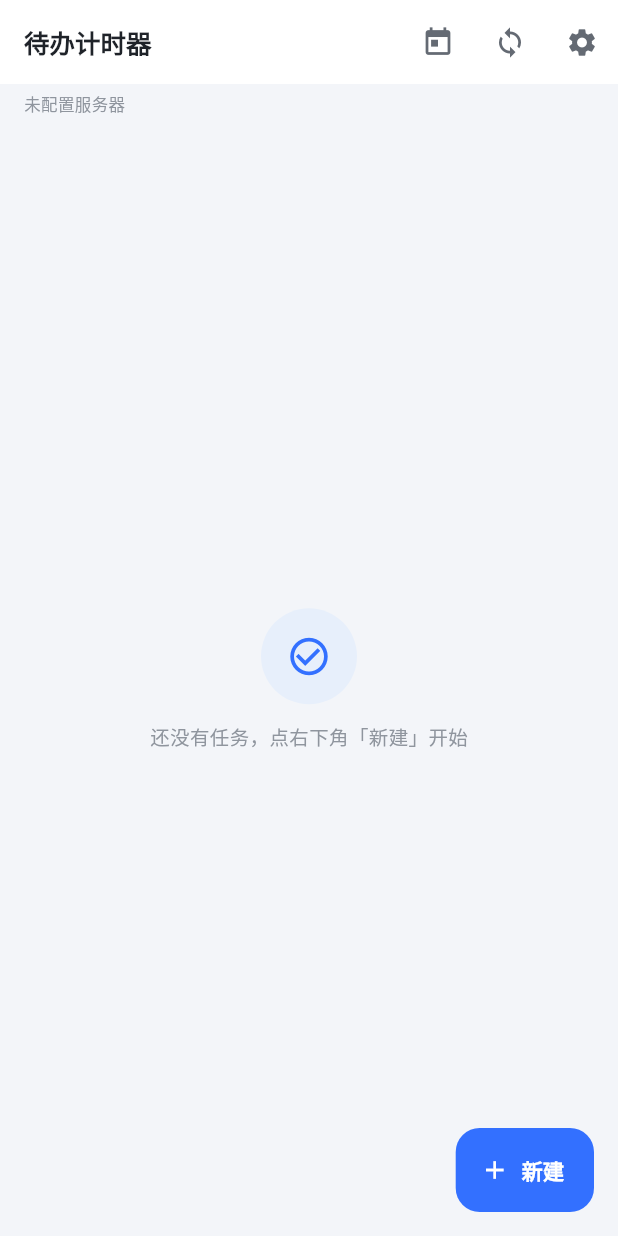
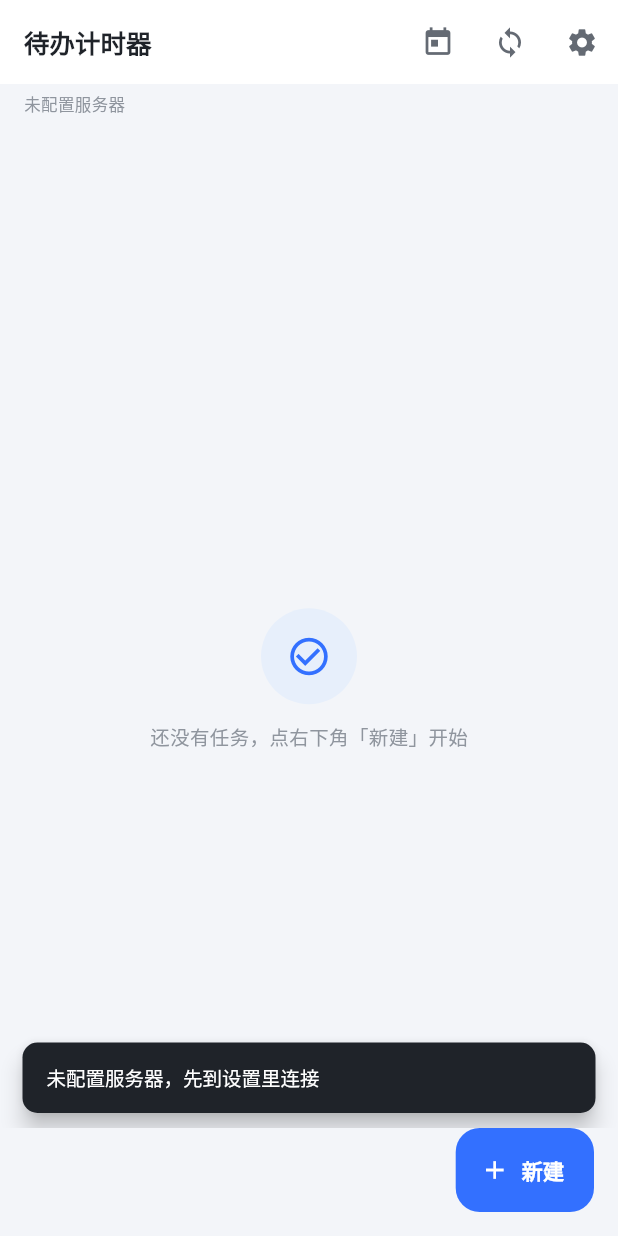
Before and after one commit to didiyal/schedule-tools, a Flutter app: the screen it shows after launch, after a tap on the "sync" icon, on a phone screen of 412 x 824 dp. Run offline on Flutter 3.47's test engine with Material 3 defaults, Android fonts, the phone set to English and light mode, and no system bars; our stand-ins replace flutter_local_notifications, open_filex, package_info_plus, shared_preferences.

Commit message:
feat(app): 刷新按钮加成功/失败反馈（成功/失败 SnackBar, 未配置时引导去设置连接）

```diff
--- a/app/lib/main.dart
+++ b/app/lib/main.dart
@@ -152,9 +152,15 @@ class _RootPageState extends State<RootPage> with WidgetsBindingObserver {
     }
   }
 
-  Future<void> _syncOnce() async {
+  Future<void> _syncOnce({bool tellUser = false}) async {
+    _log('syncOnce tapped api=${_api != null} engine=${_engine != null} _syncing=$_syncing');
     final api = _api, engine = _engine;
-    if (api == null || engine == null) return;
+    if (api == null || engine == null) {
+      if (tellUser && mounted)
+        ScaffoldMessenger.of(context)
+            .showSnackBar(const SnackBar(content: Text('未配置服务器，先到设置里连接')));
+      return;
+    }
     if (_syncing) return;   // WS 门铃与心跳并发去重（合并/落盘非重入安全）
     _syncing = true;
     try {
@@ -170,10 +176,19 @@ class _RootPageState extends State<RootPage> with WidgetsBindingObserver {
             : '已同步 ${TimeOfDay.now().format(context)}'
                 '${engine.hasPending || r.pushed > 0 ? '（上行 ${r.pushed} 条）' : ''}';
       });
+      if (tellUser) {
+        ScaffoldMessenger.of(context).showSnackBar(SnackBar(
+            content: Text(r.pushFailed
+                ? '推送失败，本地改动待重试'
+                : '已同步 ${engine.todos.length} 条任务')));
+      }
     } catch (e) {
       _log('sync failed: $e');
       if (!mounted) return;
       setState(() => _status = '同步失败：$e');
+      if (tellUser)
+        ScaffoldMessenger.of(context)
+            .showSnackBar(SnackBar(content: Text('同步失败：$e')));
     } finally {
       _syncing = false;
     }
@@ -366,7 +381,10 @@ class _RootPageState extends State<RootPage> with WidgetsBindingObserver {
               tooltip: '只看今日',
               onPressed: () => setState(() => _todayOnly = !_todayOnly),
               color: _todayOnly ? _brand : null),
-          IconButton(icon: const Icon(Icons.sync), tooltip: '立即同步', onPressed: _syncOnce),
+          IconButton(
+              icon: const Icon(Icons.sync),
+              tooltip: '立即同步',
+              onPressed: () => _syncOnce(tellUser: true)),
           IconButton(icon: const Icon(Icons.settings), tooltip: '设置', onPressed: _openSettings),
         ],
       ),
```
